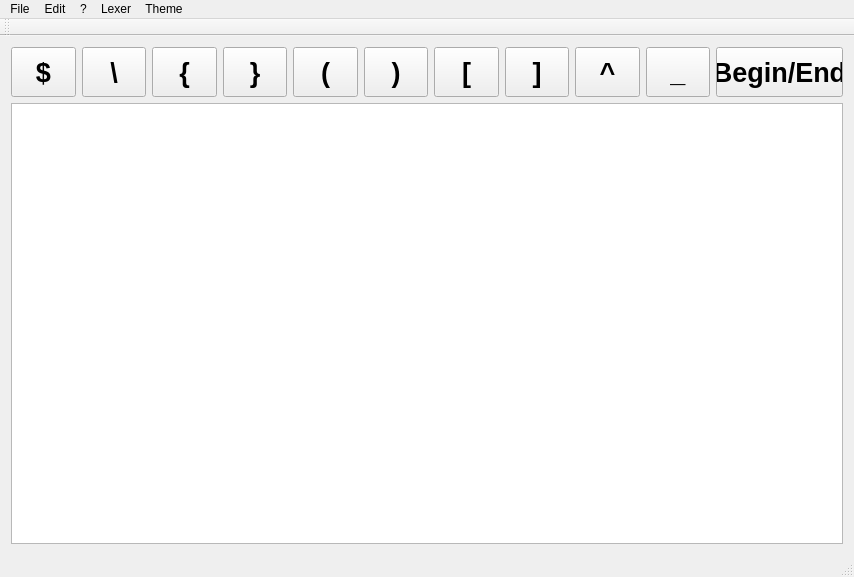
First picture: the form in mainwindow.ui, repository mrmen/MeQ, before the edit.
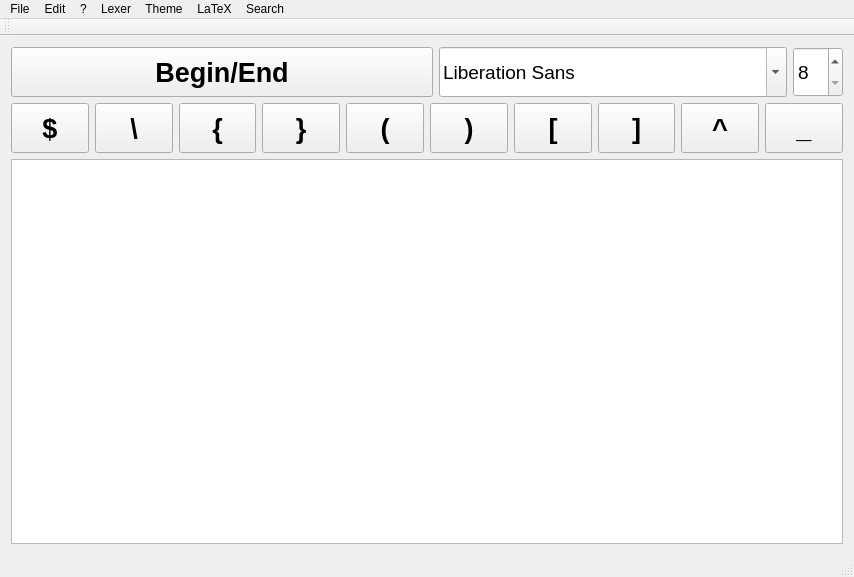
Second picture: the form after the edit.

```diff
--- a/mainwindow.ui
+++ b/mainwindow.ui
@@ -18,7 +18,67 @@
     <item row="0" column="0">
      <layout class="QVBoxLayout" name="MainLayout">
       <item>
-       <layout class="QHBoxLayout" name="ButtonLayout" stretch="0,0,0,0,0,0,0,0,0,0,0">
+       <layout class="QHBoxLayout" name="horizontalLayout">
+        <item>
+         <widget class="QPushButton" name="beginEndButton">
+          <property name="minimumSize">
+           <size>
+            <width>100</width>
+            <height>50</height>
+           </size>
+          </property>
+          <property name="font">
+           <font>
+            <pointsize>20</pointsize>
+            <weight>75</weight>
+            <bold>true</bold>
+           </font>
+          </property>
+          <property name="text">
+           <string>Begin/End</string>
+          </property>
+         </widget>
+        </item>
+        <item>
+         <widget class="QFontComboBox" name="fontComboBox">
+          <property name="sizePolicy">
+           <sizepolicy hsizetype="Maximum" vsizetype="Preferred">
+            <horstretch>0</horstretch>
+            <verstretch>0</verstretch>
+           </sizepolicy>
+          </property>
+          <property name="font">
+           <font>
+            <pointsize>14</pointsize>
+           </font>
+          </property>
+         </widget>
+        </item>
+        <item>
+         <widget class="QSpinBox" name="spinBox">
+          <property name="sizePolicy">
+           <sizepolicy hsizetype="Fixed" vsizetype="Preferred">
+            <horstretch>0</horstretch>
+            <verstretch>0</verstretch>
+           </sizepolicy>
+          </property>
+          <property name="font">
+           <font>
+            <pointsize>14</pointsize>
+           </font>
+          </property>
+          <property name="minimum">
+           <number>8</number>
+          </property>
+          <property name="maximum">
+           <number>36</number>
+          </property>
+         </widget>
+        </item>
+       </layout>
+      </item>
+      <item>
+       <layout class="QHBoxLayout" name="ButtonLayout" stretch="0,0,0,0,0,0,0,0,0,0">
         <property name="sizeConstraint">
          <enum>QLayout::SetNoConstraint</enum>
         </property>
@@ -270,26 +330,6 @@
           </property>
          </widget>
         </item>
-        <item>
-         <widget class="QPushButton" name="beginEndButton">
-          <property name="minimumSize">
-           <size>
-            <width>100</width>
-            <height>50</height>
-           </size>
-          </property>
-          <property name="font">
-           <font>
-            <pointsize>20</pointsize>
-            <weight>75</weight>
-            <bold>true</bold>
-           </font>
-          </property>
-          <property name="text">
-           <string>Begin/End</string>
-          </property>
-         </widget>
-        </item>
        </layout>
       </item>
       <item>
@@ -349,11 +389,29 @@
     <addaction name="actionZenburn"/>
     <addaction name="actionSolarized_dark"/>
    </widget>
+   <widget class="QMenu" name="menuLaTeX">
+    <property name="title">
+     <string>LaTeX</string>
+    </property>
+    <addaction name="actionBeginEnd"/>
+    <addaction name="actionItem"/>
+   </widget>
+   <widget class="QMenu" name="menuSearch">
+    <property name="title">
+     <string>Search</string>
+    </property>
+    <addaction name="actionFind"/>
+    <addaction name="actionReplace"/>
+    <addaction name="actionFindNext"/>
+    <addaction name="actionFindPrevious"/>
+   </widget>
    <addaction name="menuFile"/>
    <addaction name="menuEdit"/>
    <addaction name="menu"/>
    <addaction name="menuLexer"/>
    <addaction name="menuTheme"/>
+   <addaction name="menuLaTeX"/>
+   <addaction name="menuSearch"/>
   </widget>
   <widget class="QToolBar" name="mainToolBar">
    <attribute name="toolBarArea">
```
Left out of the diff: 30 changed lines with no effect on the pictures.
